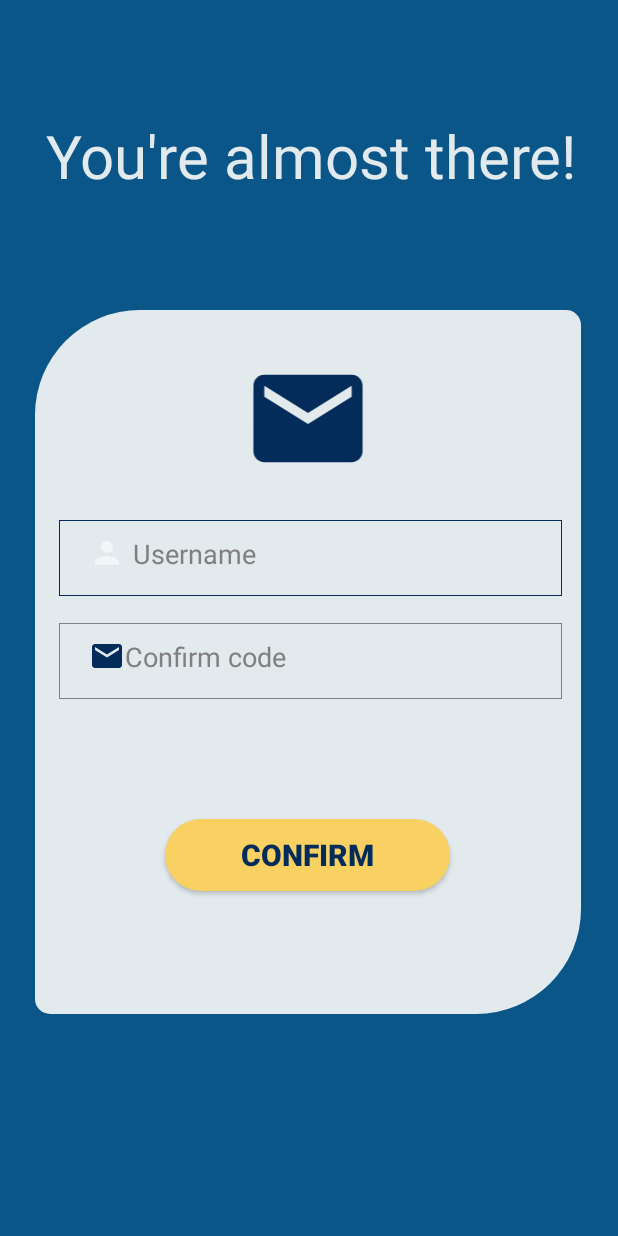
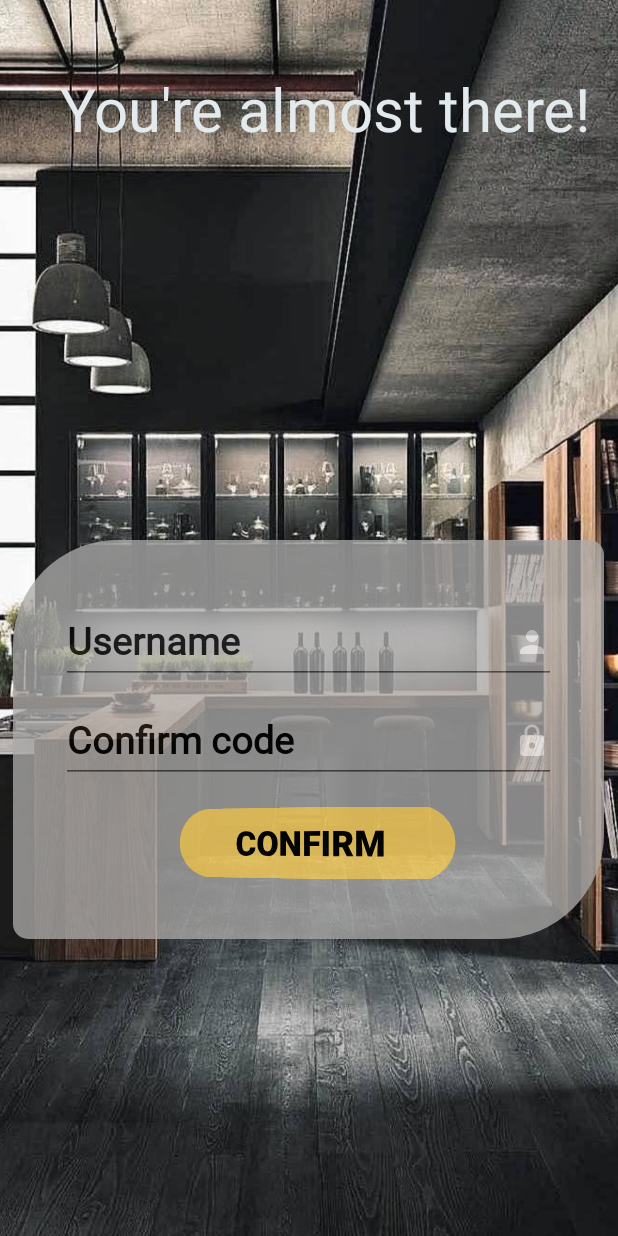
Before and after one commit to H0p3-C0d3rs/Catchy-Care-Carpentry, an Android app: the ConfirmationCode screen opened directly, with no data from a screen before it, on a phone screen of 412 x 824 dp. Run offline under Robolectric (Android 15) with nearby library versions, the phone set to English and light mode, and no system bars; libraries missing offline, so code that uses them is left out: com.amplifyframework.core; Roboto replaces fonts that are not available here.

Commit message:
CompleteDesign

```diff
--- a/app/build.gradle
+++ b/app/build.gradle
@@ -108,6 +108,6 @@ dependencies {
     implementation 'de.hdodenhof:circleimageview:3.1.0'
 //    implementation 'com.google.android.material:material:1.2.1'
     implementation 'androidx.cardview:cardview:1.0.0'
-
+    implementation 'com.synnapps:carouselview:0.1.4'
     implementation 'com.etebarian:meow-bottom-navigation-java:1.2.0'
 }
--- a/app/src/main/java/us/hopecoders/catchy_care_carpentry/auth/ConfirmationCode.java
+++ b/app/src/main/java/us/hopecoders/catchy_care_carpentry/auth/ConfirmationCode.java
@@ -22,6 +22,12 @@ public class ConfirmationCode extends AppCompatActivity {
         EditText usernameConfirm = findViewById(R.id.usernameConfirm);
         Button confirmButton = findViewById(R.id.confirmButton);
 
+
+        confirmButton.animate().rotationY(360).setDuration(3000);
+
+
+
+
         confirmButton.setOnClickListener(v -> {
             Amplify.Auth.confirmSignUp(
                     usernameConfirm.getText().toString(),
--- a/app/src/main/java/us/hopecoders/catchy_care_carpentry/auth/SignIn.java
+++ b/app/src/main/java/us/hopecoders/catchy_care_carpentry/auth/SignIn.java
@@ -29,6 +29,9 @@ public class SignIn extends AppCompatActivity {
         EditText username = findViewById(R.id.usernameSignin);
         EditText password = findViewById(R.id.passwordSignin);
         Button signin = findViewById(R.id.signinButton);
+//        signin.setAlpha(0f);
+//        signin.setTranslationY(50);
+//        signin.animate().alpha(1f).translationYBy(-50).setDuration(1500);
         TextView goToSignUp = findViewById(R.id.signUpInSignIn);
 
         signin.setOnClickListener(v -> Amplify.Auth.signIn(
--- a/app/src/main/res/drawable/vie_sign.xml
+++ b/app/src/main/res/drawable/vie_sign.xml
@@ -3,7 +3,9 @@
     xmlns:android="http://schemas.android.com/apk/res/android"
     android:shape="rectangle"
     >
-    <solid android:color="@color/WhiteSmoke"
+    <solid android:color="#E9ACABAA"
+
+
         />
 
 
--- a/app/src/main/res/layout/activity_confirmation_code.xml
+++ b/app/src/main/res/layout/activity_confirmation_code.xml
@@ -1,12 +1,34 @@
 <?xml version="1.0" encoding="utf-8"?>
-<androidx.constraintlayout.widget.ConstraintLayout xmlns:android="http://schemas.android.com/apk/res/android"
+<RelativeLayout xmlns:android="http://schemas.android.com/apk/res/android"
     xmlns:app="http://schemas.android.com/apk/res-auto"
     xmlns:tools="http://schemas.android.com/tools"
     android:layout_width="match_parent"
     android:layout_height="match_parent"
-    tools:context=".auth.ConfirmationCode"
-    android:background="@color/darckblue"
-    >
+    android:focusableInTouchMode="true"
+    tools:context=".auth.ConfirmationCode">
+
+    <FrameLayout
+        android:layout_width="wrap_content"
+        android:layout_height="wrap_content">
+
+        <ImageView
+            android:id="@+id/imageView"
+            android:layout_width="match_parent"
+            android:layout_height="match_parent"
+            android:scaleType="centerCrop"
+            android:src="@drawable/home2" />
+
+    </FrameLayout>
+
+
+    <LinearLayout
+        android:id="@+id/linearLayout"
+        android:layout_width="wrap_content"
+        android:layout_height="wrap_content"
+        android:layout_alignParentTop="true"
+        android:layout_centerHorizontal="true"
+        android:layout_marginTop="45dp"
+        android:orientation="horizontal">
 
         <TextView
             android:id="@+id/textView9"
@@ -21,11 +43,22 @@
             app:layout_constraintStart_toStartOf="parent"
             app:layout_constraintTop_toTopOf="parent" />
 
-    <androidx.constraintlayout.widget.ConstraintLayout
-        android:id="@+id/constraintLayout"
-        android:layout_width="364dp"
-        android:layout_height="469dp"
+
+    </LinearLayout>
+
+    <LinearLayout
+
+        android:layout_width="394dp"
+        android:layout_height="266dp"
+        android:layout_alignParentBottom="true"
+        android:layout_centerHorizontal="true"
+        android:layout_marginBottom="198dp"
+        android:alpha="0.85"
         android:background="@drawable/vie_sign"
+        android:orientation="vertical"
+        android:paddingLeft="32dp"
+        android:paddingTop="30dp"
+        android:paddingRight="32dp"
         app:layout_constraintBottom_toBottomOf="parent"
         app:layout_constraintEnd_toEndOf="parent"
         app:layout_constraintHeight_percent=".78"
@@ -34,14 +67,64 @@
         app:layout_constraintTop_toTopOf="parent"
         app:layout_constraintVertical_bias="0.583">
 
+
+        <com.google.android.material.textfield.TextInputLayout
+            android:layout_width="match_parent"
+            android:layout_height="wrap_content"
+            android:textColorHint="@color/black">
+
+            <EditText
+                android:id="@+id/usernameConfirm"
+                android:layout_width="match_parent"
+                android:layout_height="match_parent"
+                android:drawableEnd="@drawable/ic_baseline_person_24"
+                android:drawablePadding="16dp"
+                android:fontFamily="@font/calibri"
+                android:hint="Username"
+                android:inputType="textEmailAddress"
+                android:maxLines="1"
+                android:textColor="@android:color/black"
+                android:textSize="25sp"
+                android:textStyle="bold" />
+        </com.google.android.material.textfield.TextInputLayout>
+
+        <com.google.android.material.textfield.TextInputLayout
+            android:layout_width="match_parent"
+            android:layout_height="wrap_content"
+            android:textColorHint="@color/black">
+
+            <EditText
+                android:id="@+id/confirmationInput"
+                android:layout_width="match_parent"
+                android:layout_height="match_parent"
+                android:drawableEnd="@drawable/ic_lock_white_24dp"
+                android:drawablePadding="16dp"
+                android:fontFamily="@font/calibri"
+                android:hint="Confirm code"
+                android:inputType="textPassword"
+                android:maxLines="1"
+                android:textColor="@android:color/black"
+                android:textSize="25sp"
+                android:textStyle="bold" />
+        </com.google.android.material.textfield.TextInputLayout>
+
+        <LinearLayout
+            android:layout_width="match_parent"
+            android:layout_height="wrap_content"
+            android:layout_marginTop="16dp"
+            android:layout_marginBottom="8dp"
+            android:gravity="center"
+            android:orientation="horizontal">
+
+
             <Button
                 android:id="@+id/confirmButton"
                 android:layout_width="190dp"
                 android:layout_height="48dp"
                 android:background="@drawable/botton_pg"
                 android:text="confirm"
-            android:textColor="@color/Green_Vogue"
-            android:textSize="20dp"
+                android:textColor="@color/black"
+                android:textSize="23dp"
                 android:textStyle="bold"
                 app:layout_constraintBottom_toBottomOf="parent"
                 app:layout_constraintEnd_toEndOf="parent"
@@ -50,60 +133,11 @@
                 app:layout_constraintTop_toBottomOf="@+id/confirmationInput"
                 app:layout_constraintVertical_bias="0.494" />
 
-        <EditText
-            android:id="@+id/usernameConfirm"
-            android:layout_width="335dp"
-            android:layout_height="wrap_content"
-            android:layout_marginTop="140dp"
-            android:background="@drawable/input_pg"
-            android:drawableLeft="@drawable/ic_baseline_person_24"
-            android:drawablePadding="5dp"
-            android:ems="10"
-            android:hint="Username"
-            android:inputType="textPersonName"
-            android:minHeight="48dp"
-            android:paddingLeft="20dp"
-            android:paddingTop="10dp"
-            android:paddingRight="10dp"
-            android:paddingBottom="16dp"
-            android:textColorHint="@color/grey"
-            app:layout_constraintEnd_toEndOf="parent"
-            app:layout_constraintHorizontal_bias="0.555"
-            app:layout_constraintStart_toStartOf="parent"
-            app:layout_constraintTop_toTopOf="parent" />
 
-        <EditText
-            android:id="@+id/confirmationInput"
+        </LinearLayout>
 
-            android:layout_width="335dp"
-            android:layout_height="wrap_content"
-            android:background="@drawable/input_pg"
-            android:drawableLeft="@drawable/ic_baseline_email_24"
-            android:ems="10"
-            android:hint="Confirm code"
-            android:inputType="textPersonName"
-            android:minHeight="48dp"
-            android:paddingLeft="20dp"
-            android:paddingTop="10dp"
-            android:paddingRight="10dp"
-            android:paddingBottom="16dp"
-            android:textColorHint="@color/grey"
-            app:layout_constraintBottom_toBottomOf="parent"
-            app:layout_constraintEnd_toEndOf="parent"
-            app:layout_constraintHorizontal_bias="0.555"
-            app:layout_constraintStart_toStartOf="parent"
-            app:layout_constraintTop_toBottomOf="@+id/usernameConfirm"
-            app:layout_constraintVertical_bias="0.078" />
 
-        <ImageView
-            android:layout_width="124dp"
-            android:layout_height="87dp"
-            android:src="@drawable/ic_baseline_email_24"
-            app:layout_constraintBottom_toBottomOf="parent"
-            app:layout_constraintEnd_toEndOf="parent"
-            app:layout_constraintStart_toStartOf="parent"
-            app:layout_constraintTop_toTopOf="parent"
-            app:layout_constraintVertical_bias="0.075" />
-    </androidx.constraintlayout.widget.ConstraintLayout>
+    </LinearLayout>
 
-</androidx.constraintlayout.widget.ConstraintLayout>
+
+</RelativeLayout>
--- /dev/null
+++ b/app/src/main/res/layout/activity_content.xml
@@ -0,0 +1,6 @@
+<?xml version="1.0" encoding="utf-8"?>
+<androidx.constraintlayout.widget.ConstraintLayout xmlns:android="http://schemas.android.com/apk/res/android"
+    android:layout_width="match_parent"
+    android:layout_height="match_parent">
+
+</androidx.constraintlayout.widget.ConstraintLayout>
--- a/app/src/main/res/values/colors.xml
+++ b/app/src/main/res/values/colors.xml
@@ -10,7 +10,7 @@
     <color name="BabyBlue">#FF000000</color>
     <color name="Pink">#A43F49</color>
     <color name="Mystic">#e2eaed</color>
-    <color name="grey">#808080</color>
+    <color name="grey">#999797</color>
     <color name="Shuttle_Gray">#586065</color>
     <color name="Viola">#C97FAB</color>
     <color name="WhiteSmoke">#E2EAED</color>
```
Also changed, not shown: app/src/main/AndroidManifest.xml (+11 -7 lines), app/src/main/java/us/hopecoders/catchy_care_carpentry/ui/Carousel.java (added, +37 -0 lines), app/src/main/java/us/hopecoders/catchy_care_carpentry/ui/MainScreen.java (+8 -0 lines), app/src/main/res/layout/activity_carousel2.xml (added, +22 -0 lines), app/src/main/res/layout/activity_main_screen.xml (+10 -1 lines), app/src/main/res/layout/fragment_b.xml (+47 -26 lines), app/src/main/res/drawable/carpenters.jpg (added), app/src/main/res/drawable/imag4jpeg.jpeg (added), app/src/main/res/drawable/image1.jpg (added), app/src/main/res/drawable/image2.png (added), app/src/main/res/drawable/image3.jpg (added), app/src/main/res/drawable/image5.jpg (added), app/src/main/res/values/strings.xml (line endings or trailing spaces). Lines whose indentation alone changed are shown as unchanged.
